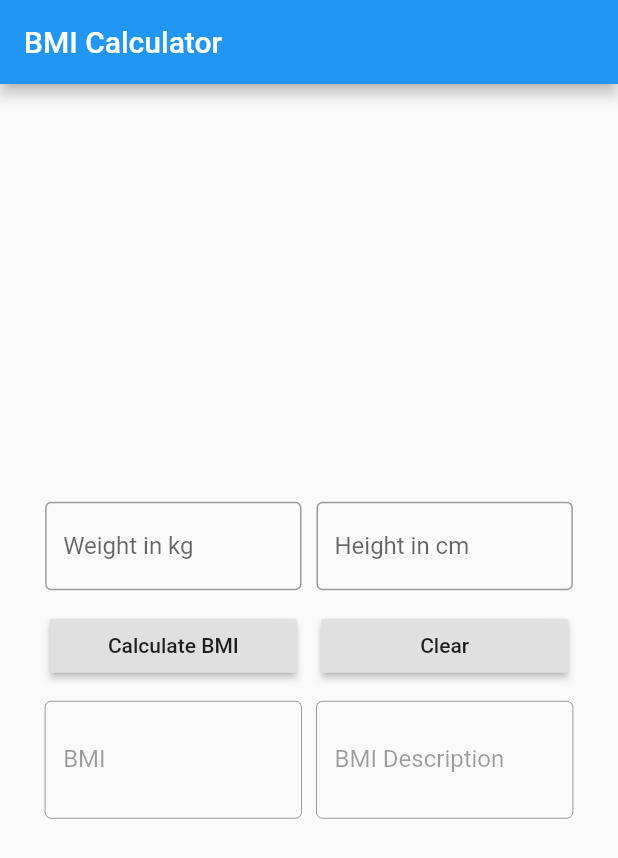
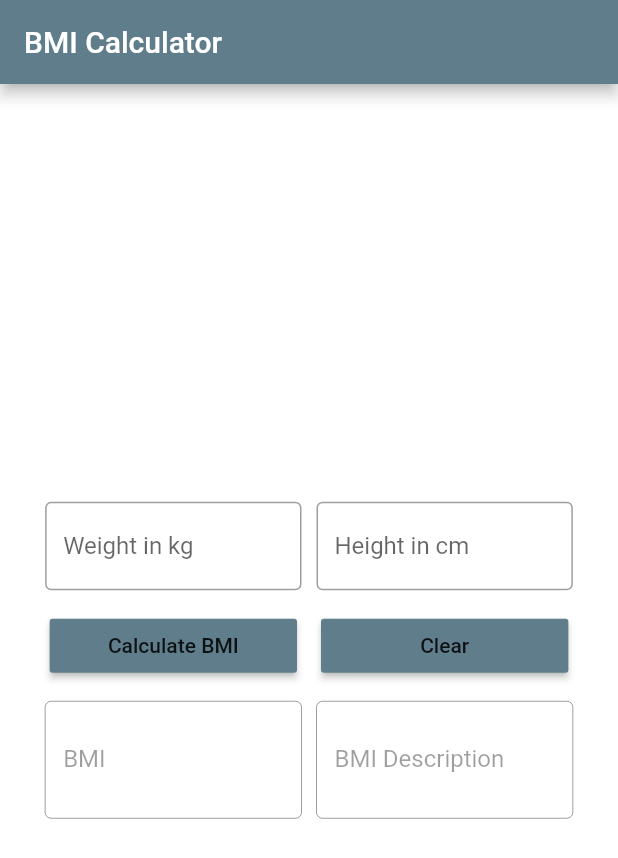
Before and after one commit to Namron-S/bmi_calculator, a Flutter app: the screen it shows after launch, on a phone screen of 412 x 824 dp. Shown: the top 858 px of the screen. Run offline on Flutter 3.47's test engine with Material 2 defaults, Android fonts, the phone set to English and light mode, and no system bars.

Commit message:
Add some styling

```diff
--- a/lib/main.dart
+++ b/lib/main.dart
@@ -12,7 +12,7 @@ class MyApp extends StatelessWidget {
       debugShowCheckedModeBanner: false,
       title: 'BMI Demo',
       theme: ThemeData(
-        primarySwatch: Colors.blue,
+        primarySwatch: Colors.blueGrey,
       ),
       home: MyHomePage(title: 'BMI Calculator'),
     );
@@ -42,6 +42,7 @@ class MyHomePage extends StatelessWidget {
   @override
   Widget build(BuildContext context) {
     return Scaffold(
+        backgroundColor: Colors.white,
         appBar: AppBar(
           title: Text(title),
         ),
@@ -82,6 +83,7 @@ class MyHomePage extends StatelessWidget {
                       Padding(
                         padding: const EdgeInsets.all(8.0),
                         child: RaisedButton(
+                            color: Colors.blueGrey,
                             onPressed: () {
                               int weight, height;
                               String weightStr = weightController.text,
@@ -106,6 +108,7 @@ class MyHomePage extends StatelessWidget {
                       Padding(
                         padding: const EdgeInsets.all(8.0),
                         child: RaisedButton(
+                          color: Colors.blueGrey,
                           onPressed: () {
                             clearFields(
                                 weight: true,
```
